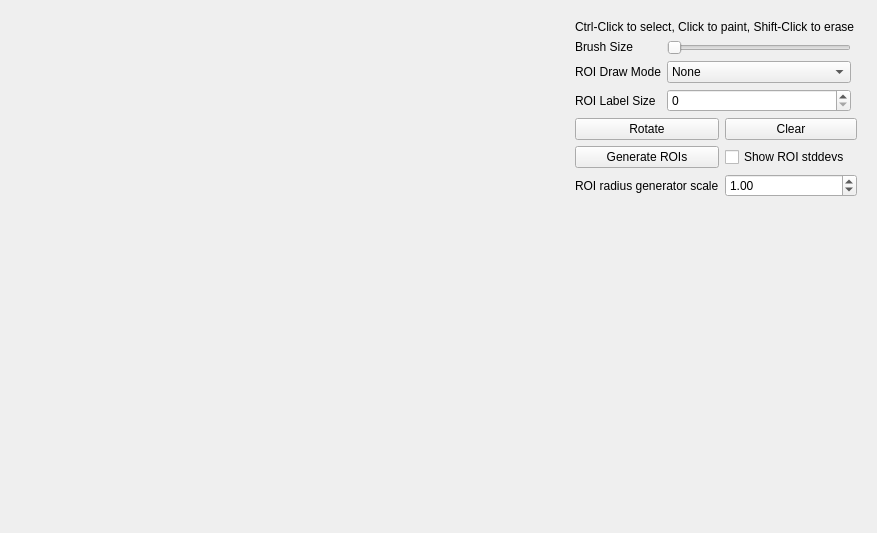
First picture: the form in src/pcot/assets/ui/tabs/tabpctcalib.ui, repository AU-ExoMars/PCOT, before the edit.
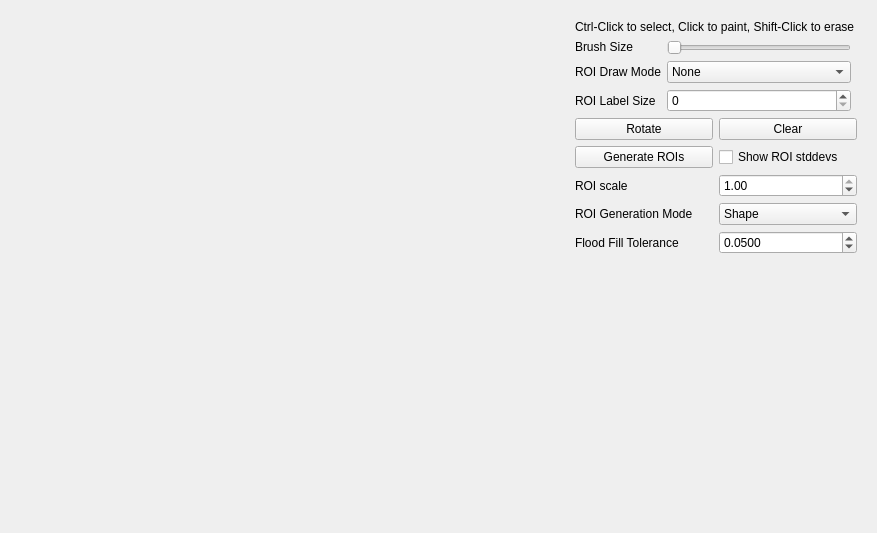
Second picture: the form after the edit. Custom widgets are drawn as their Qt base class.

Commit message: Support Shape and Flood Fill ROI generation for calibration targets

Patch:
```diff
--- a/src/pcot/assets/ui/tabs/tabpctcalib.ui
+++ b/src/pcot/assets/ui/tabs/tabpctcalib.ui
@@ -169,7 +169,7 @@
         <item row="2" column="0">
          <widget class="QLabel" name="label">
           <property name="text">
-           <string>ROI radius generator scale</string>
+           <string>ROI scale</string>
           </property>
          </widget>
         </item>
@@ -179,13 +179,66 @@
            <double>0.200000000000000</double>
           </property>
           <property name="maximum">
-           <double>3.000000000000000</double>
+           <double>1.000000000000000</double>
           </property>
           <property name="value">
            <double>1.000000000000000</double>
           </property>
          </widget>
         </item>
+        <item row="3" column="0">
+         <widget class="QLabel" name="rOIGenModeLabel">
+          <property name="text">
+           <string>ROI Generation Mode</string>
+          </property>
+         </widget>
+        </item>
+        <item row="3" column="1">
+         <widget class="QComboBox" name="roiGenMode">
+          <property name="toolTip">
+           <string>Shape: fill each patch's projected outline directly. Flood Fill: grow a region out from the patch centre.</string>
+          </property>
+          <item>
+           <property name="text">
+            <string>Shape</string>
+           </property>
+          </item>
+          <item>
+           <property name="text">
+            <string>Flood Fill</string>
+           </property>
+          </item>
+         </widget>
+        </item>
+        <item row="4" column="0">
+         <widget class="QLabel" name="floodToleranceLabel">
+          <property name="text">
+           <string>Flood Fill Tolerance</string>
+          </property>
+         </widget>
+        </item>
+        <item row="4" column="1">
+         <widget class="QDoubleSpinBox" name="floodTolerance">
+          <property name="toolTip">
+           <string>Flood Fill mode only: max brightness difference from the fill's running average still counted as part of the patch.</string>
+          </property>
+          <property name="decimals">
+           <number>4</number>
+          </property>
+          <property name="minimum">
+           <double>0.000000000000000</double>
+          </property>
+          <property name="maximum">
+           <double>1.000000000000000</double>
+          </property>
+          <property name="singleStep">
+           <double>0.001000000000000</double>
+          </property>
+          <property name="value">
+           <double>0.050000000000000</double>
+          </property>
+         </widget>
+        </item>
        </layout>
       </item>
       <item>
```
Left out of the diff: 18 changed lines with no effect on the pictures. The commit also changes 3 other files.
